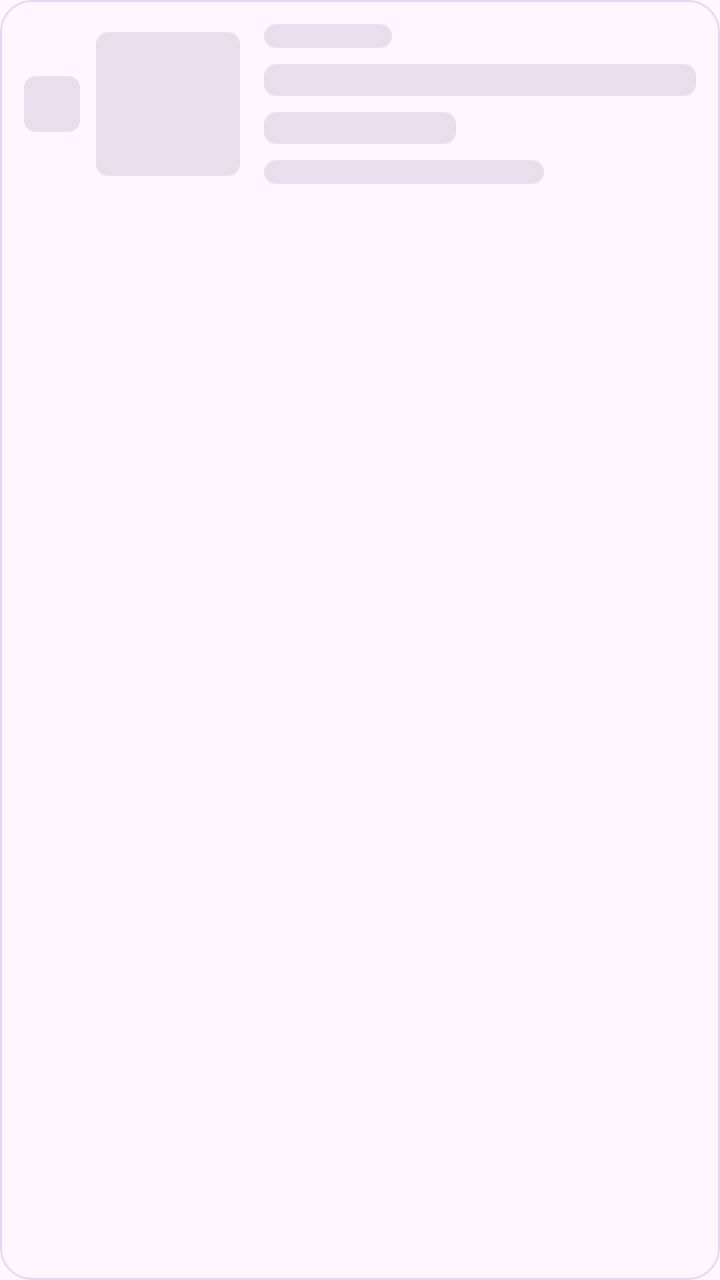
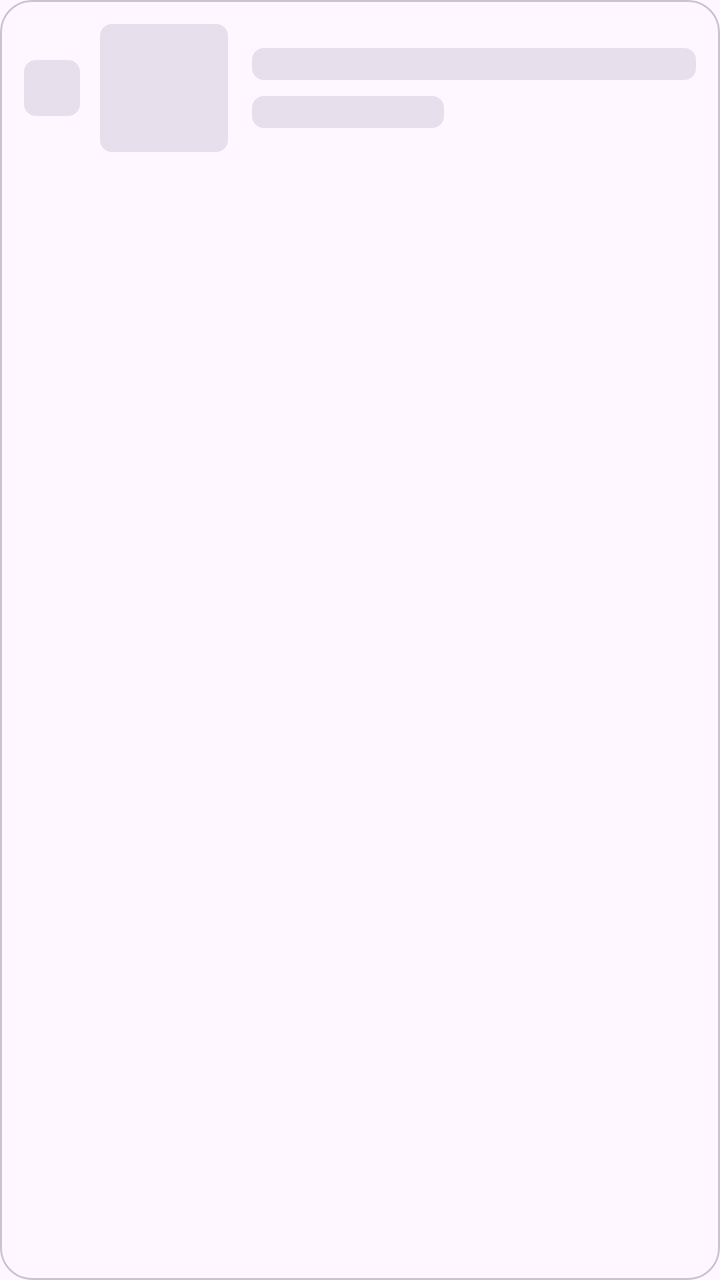

Before-and-after screenshots of an Android layout around one commit, followed by the original layout XML and the change that was made.
<!-- AndroidManifest.xml: application theme Theme.GajeonTiming -->
<!-- res/layout/item_trend_skeleton.xml -->
<?xml version="1.0" encoding="utf-8"?>
<com.google.android.material.card.MaterialCardView xmlns:android="http://schemas.android.com/apk/res/android"
    xmlns:app="http://schemas.android.com/apk/res-auto"
    android:layout_width="match_parent"
    android:layout_height="wrap_content"
    android:layout_marginHorizontal="16dp"
    android:layout_marginVertical="6dp"
    app:cardCornerRadius="16dp"
    app:cardElevation="0dp"
    app:strokeColor="#E0D8F5"
    app:strokeWidth="1dp">

    <LinearLayout
        android:layout_width="match_parent"
        android:layout_height="wrap_content"
        android:gravity="center_vertical"
        android:orientation="horizontal"
        android:padding="12dp">

        <View
            style="@style/SkeletonBar"
            android:layout_width="28dp"
            android:layout_height="28dp" />

        <View
            style="@style/SkeletonBar"
            android:layout_width="72dp"
            android:layout_height="72dp"
            android:layout_marginStart="8dp" />

        <LinearLayout
            android:layout_width="0dp"
            android:layout_height="wrap_content"
            android:layout_marginStart="12dp"
            android:layout_weight="1"
            android:orientation="vertical">

            <View
                style="@style/SkeletonBar"
                android:layout_width="64dp"
                android:layout_height="12dp" />

            <View
                style="@style/SkeletonBar"
                android:layout_width="match_parent"
                android:layout_height="16dp"
                android:layout_marginTop="8dp" />

            <View
                style="@style/SkeletonBar"
                android:layout_width="96dp"
                android:layout_height="16dp"
                android:layout_marginTop="8dp" />

            <View
                style="@style/SkeletonBar"
                android:layout_width="140dp"
                android:layout_height="12dp"
                android:layout_marginTop="8dp" />
        </LinearLayout>
    </LinearLayout>
</com.google.android.material.card.MaterialCardView>
<!-- resources referenced by this layout -->
<resources>
  <style name="SkeletonBar">
          <item name="android:background">@drawable/bg_skeleton</item>
          <item name="android:backgroundTint">?attr/colorSurfaceVariant</item>
          <item name="android:importantForAccessibility">no</item>
      </style>
  <style name="Theme.GajeonTiming" parent="Theme.Material3.DayNight.NoActionBar" />
  <!-- drawable bg_skeleton (drawable) -->
  <?xml version="1.0" encoding="utf-8"?>
  <shape xmlns:android="http://schemas.android.com/apk/res/android">
      <solid android:color="#FFFFFF" />
      <corners android:radius="6dp" />
  </shape>
</resources>

<!-- the commit's change to res/layout/item_trend_skeleton.xml (unified diff, before → after) -->
@@ -4,10 +4,10 @@
     android:layout_width="match_parent"
     android:layout_height="wrap_content"
     android:layout_marginHorizontal="16dp"
-    android:layout_marginVertical="6dp"
+    android:layout_marginVertical="4dp"
     app:cardCornerRadius="16dp"
     app:cardElevation="0dp"
-    app:strokeColor="#E0D8F5"
+    app:strokeColor="?attr/colorOutlineVariant"
     app:strokeWidth="1dp">
 
     <LinearLayout
@@ -24,9 +24,9 @@
 
         <View
             style="@style/SkeletonBar"
-            android:layout_width="72dp"
-            android:layout_height="72dp"
-            android:layout_marginStart="8dp" />
+            android:layout_width="64dp"
+            android:layout_height="64dp"
+            android:layout_marginStart="10dp" />
 
         <LinearLayout
             android:layout_width="0dp"
@@ -37,26 +37,14 @@
 
             <View
                 style="@style/SkeletonBar"
-                android:layout_width="64dp"
-                android:layout_height="12dp" />
-
-            <View
-                style="@style/SkeletonBar"
                 android:layout_width="match_parent"
-                android:layout_height="16dp"
-                android:layout_marginTop="8dp" />
+                android:layout_height="16dp" />
 
             <View
                 style="@style/SkeletonBar"
                 android:layout_width="96dp"
                 android:layout_height="16dp"
                 android:layout_marginTop="8dp" />
-
-            <View
-                style="@style/SkeletonBar"
-                android:layout_width="140dp"
-                android:layout_height="12dp"
-                android:layout_marginTop="8dp" />
         </LinearLayout>
     </LinearLayout>
 </com.google.android.material.card.MaterialCardView>
